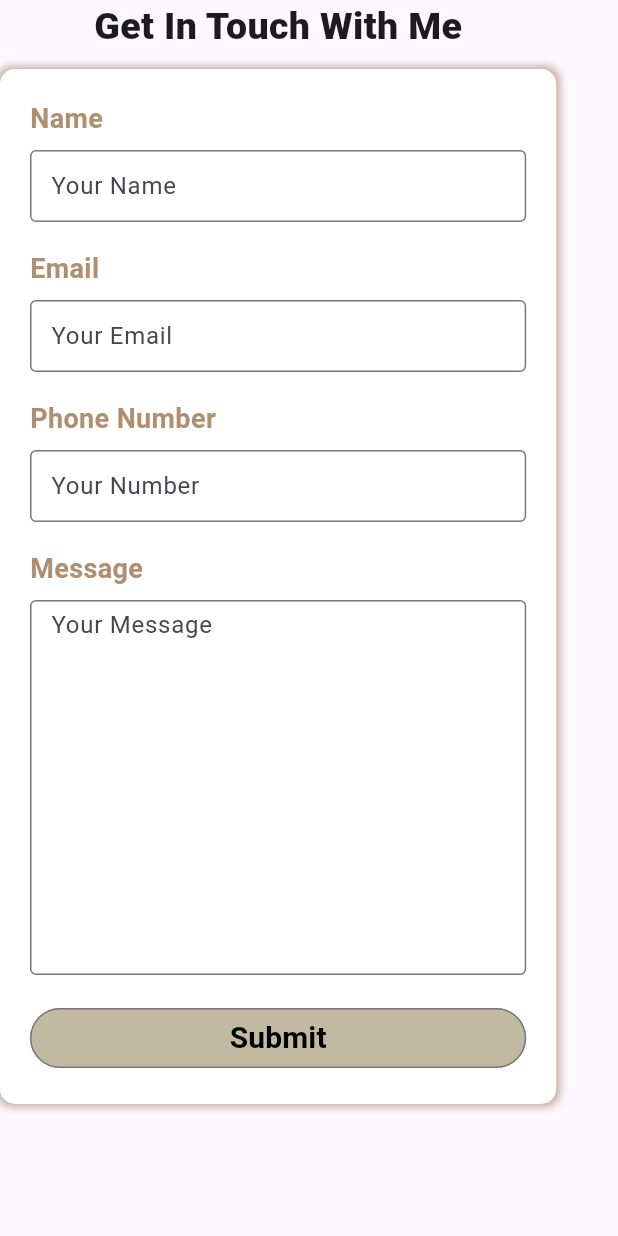
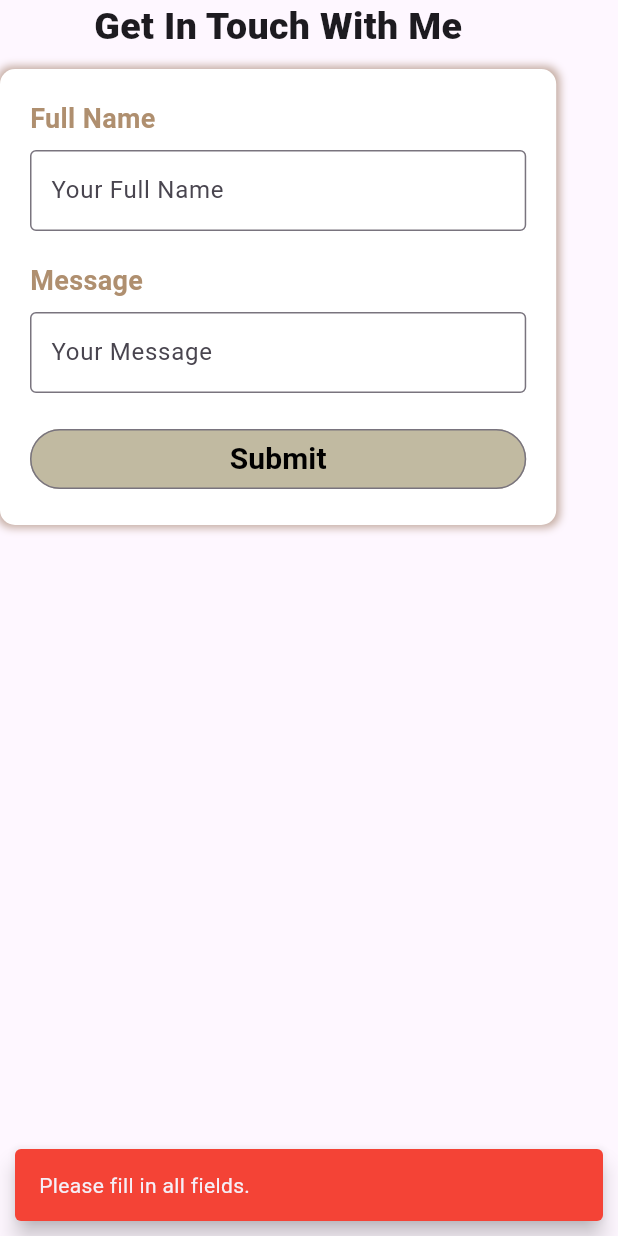
Before and after one commit to moaz-abdeltawab92/my_portfolio, a Flutter app: the ContactForm widget shown alone on an empty page, opened directly, after a tap on "Submit", on a phone screen of 412 x 824 dp. Run offline on Flutter 3.47's test engine with Material 3 defaults, Android fonts, the phone set to English and light mode, and no system bars; network calls fail.

Commit message:
modify contact form section

```diff
--- a/lib/View/components/contact_form.dart
+++ b/lib/View/components/contact_form.dart
@@ -1,9 +1,25 @@
 import 'package:flutter/material.dart';
 import 'package:portfolio_website/Responsive/responsive.dart';
 import 'package:portfolio_website/Utils/colors.dart';
+import 'package:url_launcher/url_launcher.dart';
 
-class ContactForm extends StatelessWidget {
+class ContactForm extends StatefulWidget {
   const ContactForm({super.key});
+
+  @override
+  State<ContactForm> createState() => _ContactFormState();
+}
+
+class _ContactFormState extends State<ContactForm> {
+  final TextEditingController _nameController = TextEditingController();
+  final TextEditingController _messageController = TextEditingController();
+
+  @override
+  void dispose() {
+    _nameController.dispose();
+    _messageController.dispose();
+    super.dispose();
+  }
 
   @override
   Widget build(BuildContext context) {
@@ -36,11 +52,63 @@ class ContactForm extends StatelessWidget {
             child: Padding(
               padding: const EdgeInsets.all(20),
               child: Column(
+                crossAxisAlignment: CrossAxisAlignment.start,
                 children: [
-                  contactFormField("Name", 1, "Your Name"),
-                  contactFormField("Email", 1, "Your Email"),
-                  contactFormField("Phone Number", 1, "Your Number"),
-                  contactFormField("Message", 10, "Your Message"),
+                 const Text(
+                    "Full Name",
+                    style: const TextStyle(
+                      fontSize: 18,
+                      color: Color(0xffAF8F6F),
+                      fontWeight: FontWeight.bold,
+                    ),
+                  ),
+                  const SizedBox(height: 8),
+                  TextField(
+                    controller: _nameController,
+                    maxLines: 1,
+                    decoration: const InputDecoration(
+                      hintText: "Your Full Name",
+                      border: OutlineInputBorder(
+                        borderSide: BorderSide(
+                          color: Colors.blue,
+                        ),
+                      ),
+                      contentPadding: EdgeInsets.symmetric(
+                        horizontal: 10,
+                        vertical: 15,
+                      ),
+                    ),
+                  ),
+                  const SizedBox(height: 20),
+
+              const    Text(
+                    "Message",
+                    style: const TextStyle(
+                      fontSize: 18,
+                      color: Color(0xffAF8F6F),
+                      fontWeight: FontWeight.bold,
+                    ),
+                  ),
+                  const SizedBox(height: 8),
+                  TextField(
+                    controller: _messageController,
+                    maxLines: null,
+                    keyboardType: TextInputType.multiline,
+                    decoration: const InputDecoration(
+                      hintText: "Your Message",
+                      border: const OutlineInputBorder(
+                        borderSide: BorderSide(
+                          color: Colors.blue,
+                        ),
+                      ),
+                      contentPadding: const EdgeInsets.symmetric(
+                        horizontal: 10,
+                        vertical: 15,
+                      ),
+                    ),
+                  ),
+                  const SizedBox(height: 20),
+
                   Row(
                     children: [
                       Expanded(
@@ -48,7 +116,58 @@ class ContactForm extends StatelessWidget {
                           style: OutlinedButton.styleFrom(
                             backgroundColor: const Color(0xffC1BAA1),
                           ),
-                          onPressed: () {},
+                          onPressed: () async {
+                            final name = _nameController.text.trim();
+                            final message = _messageController.text.trim();
+
+                            if (name.isEmpty || message.isEmpty) {
+                              ScaffoldMessenger.of(context).showSnackBar(
+                                const SnackBar(
+                                  content: Text('Please fill in all fields.'),
+                                  backgroundColor: Colors.red,
+                                  duration: Duration(seconds: 2),
+                                  behavior: SnackBarBehavior.floating,
+                                  margin: EdgeInsets.all(10),
+                                ),
+                              );
+                              return;
+                            }
+
+                            final whatsappMessage = 'Hello, my name is $name and I wanted to say:\n$message';
+                            final encodedMessage = Uri.encodeComponent(whatsappMessage);
+                            final whatsappUrl = Uri.parse('https://wa.me/201017645365?text=$encodedMessage');
+
+                            if (await canLaunchUrl(whatsappUrl)) {
+                              await launchUrl(whatsappUrl, mode: LaunchMode.externalApplication);
+
+                              _nameController.clear();
+                              _messageController.clear();
+
+                              if (context.mounted) {
+                                ScaffoldMessenger.of(context).showSnackBar(
+                                  const SnackBar(
+                                    content: Text('Message sent successfully via WhatsApp.'),
+                                    backgroundColor: Colors.green,
+                                    duration: Duration(seconds: 2),
+                                    behavior: SnackBarBehavior.floating,
+                                    margin: EdgeInsets.all(10),
+                                  ),
+                                );
+                              }
+                            } else {
+                              if (context.mounted) {
+                                ScaffoldMessenger.of(context).showSnackBar(
+                                  const SnackBar(
+                                    content: Text('Could not launch WhatsApp.'),
+                                    backgroundColor: Colors.red,
+                                    duration: Duration(seconds: 2),
+                                    behavior: SnackBarBehavior.floating,
+                                    margin: EdgeInsets.all(10),
+                                  ),
+                                );
+                              }
+                            }
+                          },
                           child: const Text(
                             "Submit",
                             style: TextStyle(
@@ -69,40 +188,4 @@ class ContactForm extends StatelessWidget {
       ],
     );
   }
-
-  contactFormField(name, maxLine, hintText) {
-    return Padding(
-      padding: const EdgeInsets.only(bottom: 10),
-      child: Column(
-        crossAxisAlignment: CrossAxisAlignment.start,
-        children: [
-          Text(
-            name,
-            style: const TextStyle(
-              fontSize: 18,
-              color: Color(0xffAF8F6F),
-              fontWeight: FontWeight.bold,
-            ),
-          ),
-          Padding(
-            padding: const EdgeInsets.symmetric(vertical: 8),
-            child: TextField(
-              maxLines: maxLine,
-              decoration: InputDecoration(
-                  hintText: hintText,
-                  border: const OutlineInputBorder(
-                    borderSide: BorderSide(
-                      color: Colors.blue,
-                    ),
-                  ),
-                  contentPadding: const EdgeInsets.symmetric(
-                    horizontal: 10,
-                    vertical: 5,
-                  )),
-            ),
-          ),
-        ],
-      ),
-    );
-  }
 }
```
